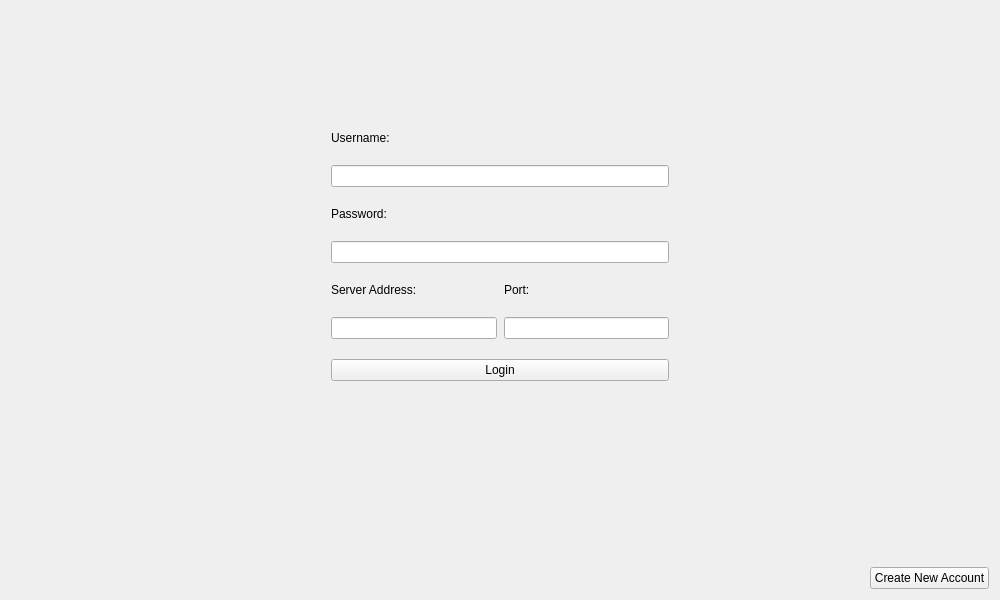
This is designer/login.ui in ltrel/piu-mosso-client as Qt 5 draws it before an edit. The edited form follows.
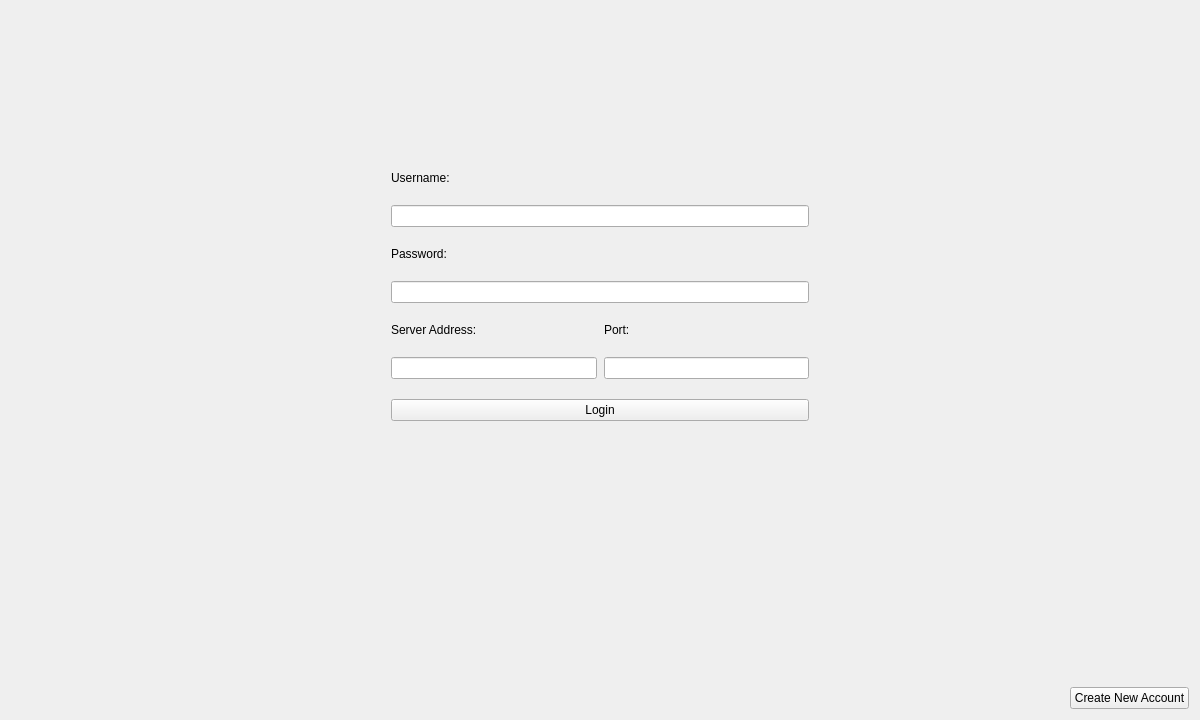
This is the edited form.

The edit to the form file:
```diff
--- a/designer/login.ui
+++ b/designer/login.ui
@@ -6,8 +6,8 @@
    <rect>
     <x>0</x>
     <y>0</y>
-    <width>1000</width>
-    <height>600</height>
+    <width>1200</width>
+    <height>720</height>
    </rect>
   </property>
   <property name="windowTitle">
@@ -20,13 +20,13 @@
       <number>20</number>
      </property>
      <property name="leftMargin">
-      <number>320</number>
+      <number>380</number>
      </property>
      <property name="topMargin">
-      <number>120</number>
+      <number>160</number>
      </property>
      <property name="rightMargin">
-      <number>320</number>
+      <number>380</number>
      </property>
      <property name="bottomMargin">
       <number>120</number>
```
